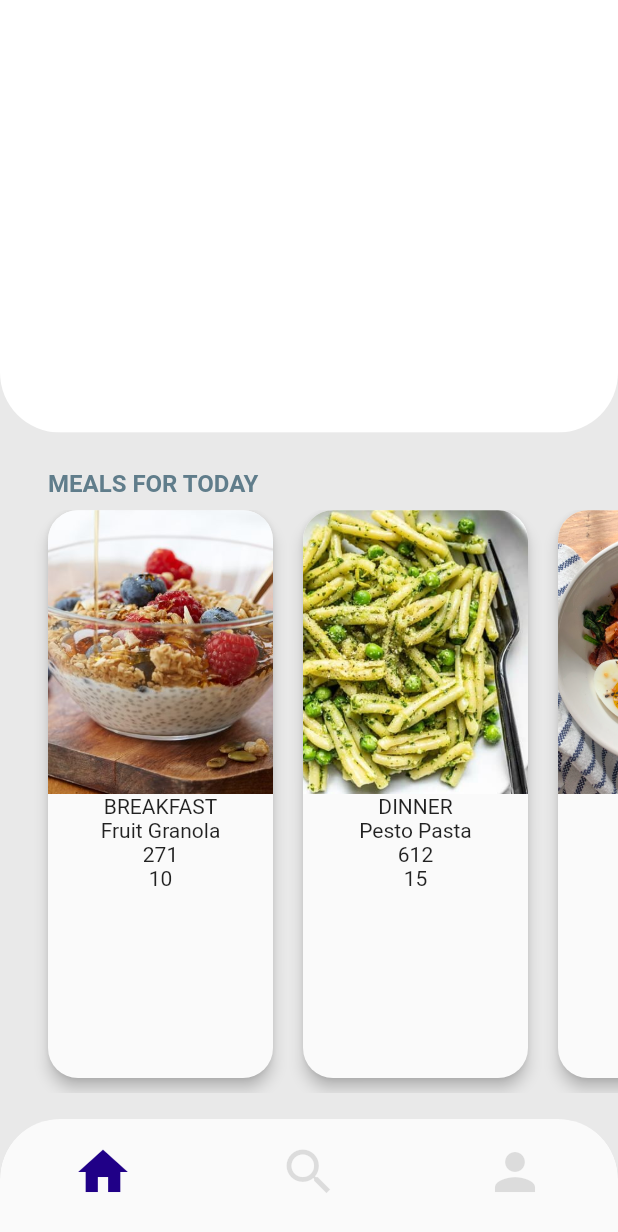
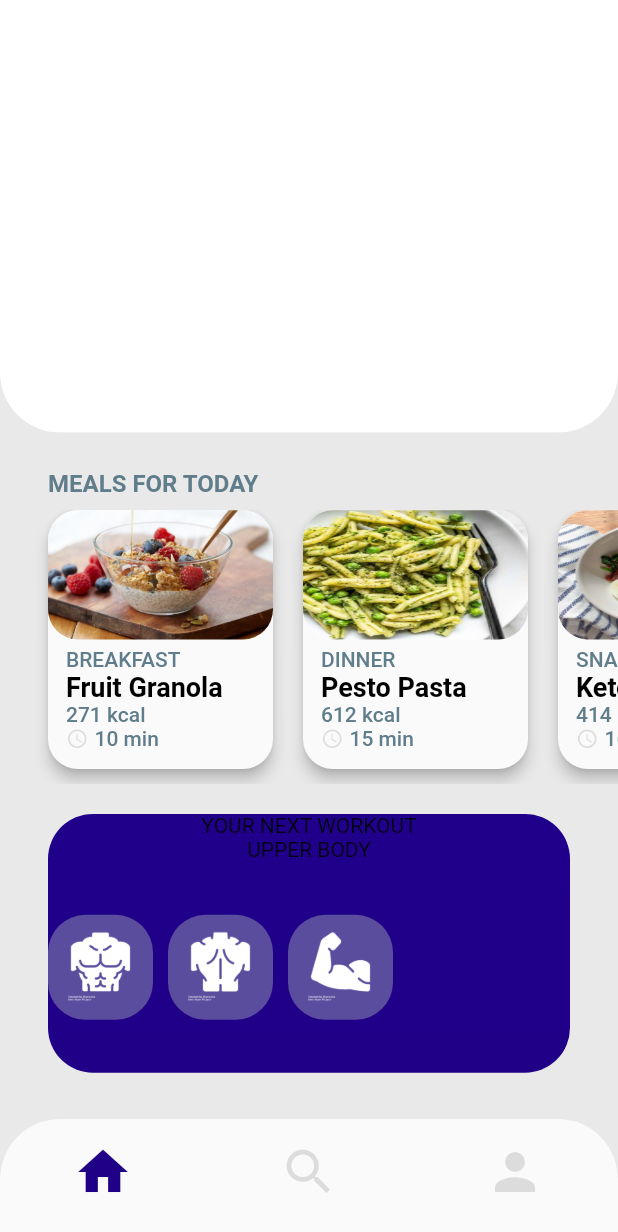
Before and after one commit to nataliiazabiiaka/study_01_11_22, a Flutter app: the screen it shows after launch, on a phone screen of 412 x 824 dp. Shown: the top 1232 px of the screen. Run offline on Flutter 3.47's test engine with Material 2 defaults, Android fonts, the phone set to English and light mode, and no system bars.

Commit message:
Added a some new details of the project

```diff
--- a/lib/ui/pages/profile_screen.dart
+++ b/lib/ui/pages/profile_screen.dart
@@ -73,7 +73,7 @@ class ProfileScreen extends StatelessWidget {
             left: 0,
             right: 0,
             child: Container(
-              height: height,
+              height: height * 0.50,
               child: Column(
                 crossAxisAlignment: CrossAxisAlignment.start,
                 children: [
@@ -107,7 +107,81 @@ class ProfileScreen extends StatelessWidget {
                   const SizedBox(height: 20),
                   Expanded(
                     child: Container(
-                      color: Colors.blueAccent,
+                      margin: const EdgeInsets.only(
+                          bottom: 10, left: 32, right: 32),
+                      decoration: const BoxDecoration(
+                        borderRadius: BorderRadius.all(
+                          Radius.circular(30),
+                        ),
+                        gradient: LinearGradient(
+                          begin: Alignment.topCenter,
+                          end: Alignment.bottomCenter,
+                          colors: [
+                            Color(0xFF20008B),
+                            Color(0xFF200087),
+                          ],
+                        ),
+                      ),
+                      child: Column(
+                        children: [
+                          Text('YOUR NEXT WORKOUT'),
+                          Text('UPPER BODY'),
+                          Expanded(
+                            child: Row(
+                              children: [
+                                Container(
+                                  decoration: const BoxDecoration(
+                                borderRadius: BorderRadius.all(
+                                Radius.circular(25),
+                            ),
+                                    color: Color(0xFF5B4D9D),
+                            ),
+                                  padding: const EdgeInsets.all(10),
+                                  child: Image.asset(
+                                    'assets/chest.png',
+                                    width: 50,
+                                    height: 50,
+                                    color: Colors.white,
+                                  ),
+                                ),
+                                const SizedBox(width: 10),
+                                Container(
+                                  decoration: const BoxDecoration(
+                                    borderRadius: BorderRadius.all(
+                                      Radius.circular(25),
+                                    ),
+                                    color: Color(0xFF5B4D9D),
+                                  ),
+                                  padding: const EdgeInsets.all(10),
+                                  child: Image.asset(
+                                      'assets/back.png',
+                                    width: 50,
+                                    height: 50,
+                                    color: Colors.white,
+                                  ),
+                                ),
+                                const SizedBox(width: 10),
+                                Container(
+                                  decoration: const BoxDecoration(
+                                    borderRadius: BorderRadius.all(
+                                      Radius.circular(25),
+                                    ),
+                                    color: Color(0xFF5B4D9D),
+                                  ),
+                                  padding: const EdgeInsets.all(10),
+                                  child: Image.asset(
+                                      'assets/biceps.png',
+                                    width: 50,
+                                    height: 50,
+                                    color: Colors.white,
+                                  ),
+                                ),
+                                const SizedBox(width: 10),
+                              ],
+                            ),
+                          ),
+                        ],
+                      ),
                     ),
                   ),
                 ],
@@ -136,31 +210,76 @@ class _MealCard extends StatelessWidget {
         borderRadius: const BorderRadius.all(Radius.circular(20)),
         elevation: 4,
         child: Column(
+          crossAxisAlignment: CrossAxisAlignment.start,
           mainAxisSize: MainAxisSize.max,
           children: [
             Flexible(
               fit: FlexFit.tight,
               child: ClipRRect(
-                borderRadius: const BorderRadius.vertical(
-                  top: Radius.circular(20),
+                borderRadius: const BorderRadius.all(
+                  Radius.circular(20),
                 ),
                 child: Image.asset(
                   meal.imagePath,
                   width: 150,
-                    fit: BoxFit.fitHeight,
+                  fit: BoxFit.fill,
                 ),
               ),
             ),
             Flexible(
               fit: FlexFit.tight,
+              child: Padding(
+                padding: const EdgeInsets.only(left: 12.0),
                 child: Column(
+                  crossAxisAlignment: CrossAxisAlignment.start,
+                  mainAxisAlignment: MainAxisAlignment.spaceBetween,
                   children: [
-                  Text(meal.mealTime),
-                  Text(meal.name),
-                  Text(meal.kiloCaloriesBurnt),
-                  Text(meal.timeTaken),
+                    const SizedBox(height: 5),
+                    Text(
+                      meal.mealTime,
+                      style: const TextStyle(
+                        fontWeight: FontWeight.w500,
+                        fontSize: 14,
+                        color: Colors.blueGrey,
+                      ),
+                    ),
+                    Text(
+                      meal.name,
+                      style: const TextStyle(
+                        fontWeight: FontWeight.w700,
+                        fontSize: 18,
+                        color: Colors.black,
+                      ),
+                    ),
+                    Text(
+                      '${meal.kiloCaloriesBurnt} kcal',
+                      style: const TextStyle(
+                        fontWeight: FontWeight.w500,
+                        fontSize: 14,
+                        color: Colors.blueGrey,
+                      ),
+                    ),
+                    Row(
+                      children: [
+                        const Icon(
+                          Icons.access_time,
+                          size: 15,
+                          color: Colors.black12,
+                        ),
+                        const SizedBox(width: 4),
+                        Text(
+                          '${meal.timeTaken} min',
+                          style: const TextStyle(
+                            fontWeight: FontWeight.w500,
+                            fontSize: 14,
+                            color: Colors.blueGrey,
+                          ),
+                        ),
+                      ],
+                    ),
                     const SizedBox(height: 16),
                   ],
+                ),
               ),
             )
           ],
```
Lines whose indentation alone changed are shown as unchanged.
